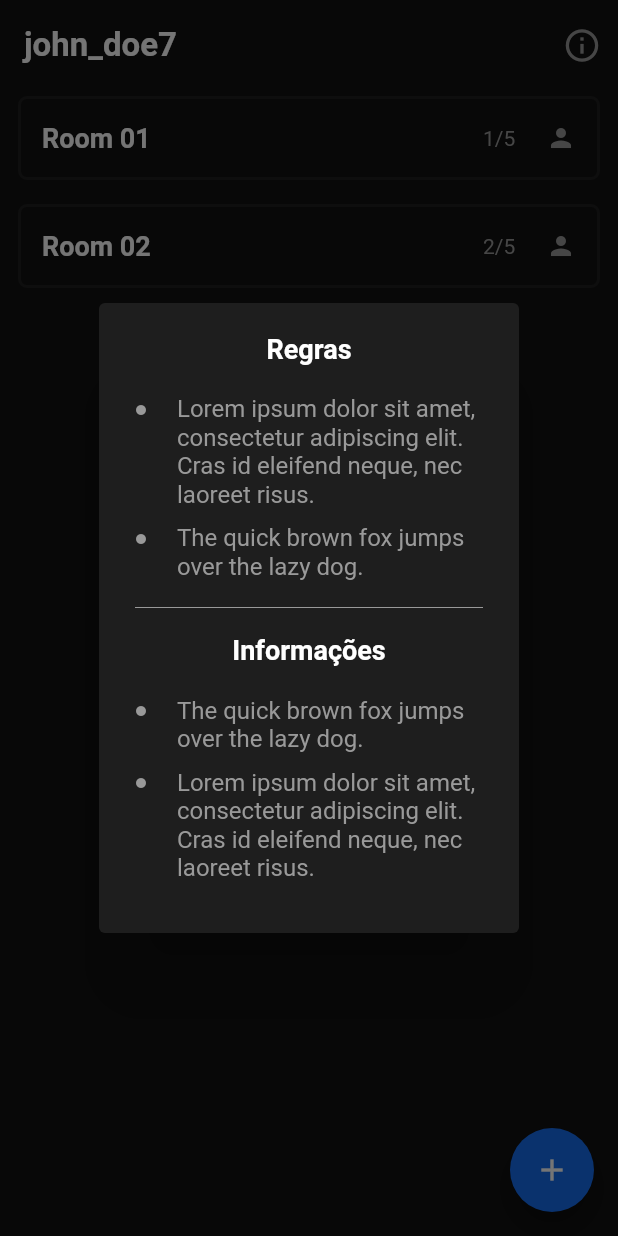
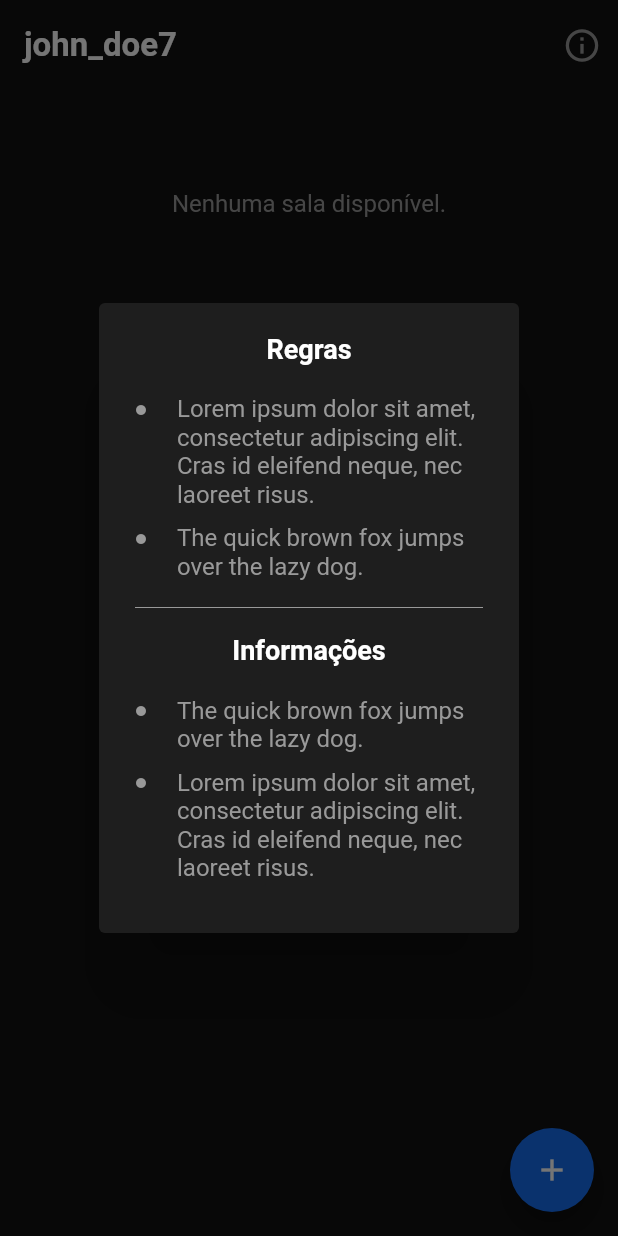
Before and after one commit to Blackoutseeker/Onimo-Flutter, a Flutter app: the screen it shows after launch, after a tap on the "info outline" icon, on a phone screen of 412 x 824 dp. Run offline on Flutter 3.47's test engine with Material 2 defaults, Android fonts, the phone set to English and light mode, and no system bars; our stand-ins replace firebase_core, firebase_database, substring_highlight; missing offline and left inert: firebase_app_check; accounts and stored records are empty.

Commit message:
feat(views): Added a rooms listener

```diff
--- a/lib/views/widgets/rooms/list.dart
+++ b/lib/views/widgets/rooms/list.dart
@@ -1,5 +1,9 @@
+import 'dart:async';
+
 import 'package:flutter/material.dart';
+import 'package:firebase_database/firebase_database.dart';
 
+import 'package:onimo/models/entities/room.dart';
 import '/views/screens/chat.dart';
 
 class RoomsList extends StatefulWidget {
@@ -17,20 +21,10 @@ class RoomsList extends StatefulWidget {
 }
 
 class _RoomsListState extends State<RoomsList> {
-  final List<Map<String, dynamic>> _availableRooms = [
-    {
-      "id": "ALkfam24msxcvlsdg",
-      "name": "Room 01",
-      "type": "public",
-      "active_users": 1,
-    },
-    {
-      "id": "Fasfwa24xcvxca",
-      "name": "Room 02",
-      "type": "public",
-      "active_users": 2,
-    }
-  ];
+  final FirebaseDatabase _firebaseDatabase = FirebaseDatabase.instance;
+
+  List<Room> _rooms = [];
+  late StreamSubscription _roomsSubscription;
 
   Future<void> _navigateToChatRoom(
     BuildContext context,
@@ -47,21 +41,50 @@ class _RoomsListState extends State<RoomsList> {
     ));
   }
 
+  void _setRoomsState(List<Room> rooms) {
+    setState(() {
+      _rooms = rooms;
+    });
+  }
+
+  void _initializeRoomsListener() {
+    _roomsSubscription =
+        _firebaseDatabase.ref('available_rooms').onValue.listen((event) {
+      final List<Room> rooms = [];
+      final roomsFromDatabase =
+          Map<String, dynamic>.from(event.snapshot.value as Map);
+
+      roomsFromDatabase.forEach((key, room) {
+        rooms.add(Room.convertFromDatabase(room));
+      });
+
+      rooms.sort(
+        (a, b) => a.activeUsers.length.compareTo(b.activeUsers.length),
+      );
+
+      _setRoomsState(rooms);
+    });
+  }
+
+  void _stopRoomsListener() {
+    _roomsSubscription.cancel();
+  }
+
   @override
   void initState() {
     super.initState();
-    // TODO: implement initState
+    _initializeRoomsListener();
   }
 
   @override
   void dispose() {
-    // TODO: implement dispose
+    _stopRoomsListener();
     super.dispose();
   }
 
   @override
   Widget build(BuildContext context) {
-    if (_availableRooms.isEmpty) {
+    if (_rooms.isEmpty) {
       return const Center(
         heightFactor: 8,
         child: Text(
@@ -77,7 +100,7 @@ class _RoomsListState extends State<RoomsList> {
     return ListView.separated(
       padding: const EdgeInsets.symmetric(horizontal: 8),
       separatorBuilder: (_, __) => const SizedBox(height: 8),
-      itemCount: _availableRooms.length,
+      itemCount: _rooms.length,
       itemBuilder: (_, index) => Card(
         color: Colors.transparent,
         elevation: 0,
@@ -91,11 +114,11 @@ class _RoomsListState extends State<RoomsList> {
         child: ListTile(
           onTap: () async => await _navigateToChatRoom(
             context,
-            _availableRooms[index]['id'],
-            _availableRooms[index]['name'],
+            _rooms[index].id,
+            _rooms[index].name,
           ),
           title: Text(
-            _availableRooms[index]['name'],
+            _rooms[index].name,
             style: const TextStyle(
               color: Colors.white,
               fontSize: 18,
@@ -107,7 +130,7 @@ class _RoomsListState extends State<RoomsList> {
             child: Row(
               children: [
                 Text(
-                  '${_availableRooms[index]['active_users']}/5',
+                  '${_rooms[index].activeUsers.length}/5',
                   style: const TextStyle(
                     color: Color(0xFF999999),
                     fontSize: 14,
```
